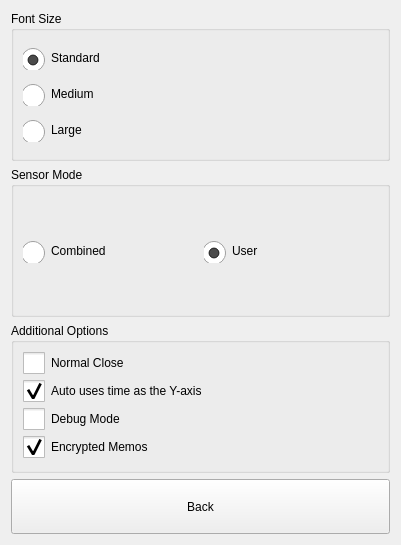
The window that dlgpreferences.ui (ic005k/Knot-Legacy) describes before a commit, drawn with Qt 5.
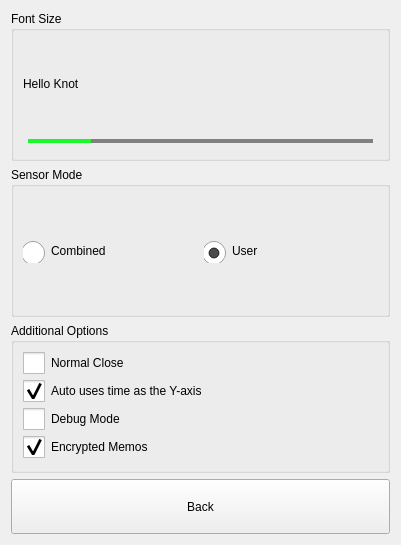
The same window after the commit. Icons and pictures are not drawn.

Diff of the .ui file:
```diff
--- a/dlgpreferences.ui
+++ b/dlgpreferences.ui
@@ -21,98 +21,60 @@
      </property>
      <layout class="QGridLayout" name="gridLayout">
       <item row="0" column="0">
-       <widget class="QRadioButton" name="rb0">
-        <property name="styleSheet">
-         <string notr="true">QRadioButton::indicator {
-    width: 25px;
-    height: 25px;
-    /*image: url(:/src/sel.png);*/
-    
-    position: relative;
-    left: 0px;
-    right: 3px;
-    top: 2px;
-    bottom:4px;
-}
-
-QRadioButton::indicator:unchecked {
-    image: url(:/src/nosel.png);
-}
-
-QRadioButton::indicator:checked {
-    image: url(:/src/sel.png);
-}
-
-
-</string>
-        </property>
+       <widget class="QLabel" name="lblFontDemo">
         <property name="text">
-         <string>Standard</string>
-        </property>
-        <property name="checked">
-         <bool>true</bool>
+         <string>Hello Knot</string>
         </property>
        </widget>
       </item>
       <item row="1" column="0">
-       <widget class="QRadioButton" name="rb1">
+       <widget class="QSlider" name="sliderFontSize">
         <property name="styleSheet">
-         <string notr="true">QRadioButton::indicator {
-    width: 25px;
-    height: 25px;
-    /*image: url(:/src/sel.png);*/
-    
-    position: relative;
-    left: 0px;
-    right: 3px;
-    top: 2px;
-    bottom:4px;
-}
+         <string notr="true">QSlider::groove:horizontal 
+{ 
+	border: 1px solid #999999; 
+	height: 2px; 
+	margin: 0px 0;
+	left: 5px; 
+	right: 5px; 
+}  
 
-QRadioButton::indicator:unchecked {
-    image: url(:/src/nosel.png);
+QSlider::handle:horizontal
+{
+	border: 0px ;
+	border-image: url(:/src/qslider_btn.png);			
+	width: 20px; 
+	margin: -8px -8px -8px -8px; 
 }
 
-QRadioButton::indicator:checked {
-    image: url(:/src/sel.png);
+QSlider::add-page:horizontal
+{
+	background-color: gray;
 }
 
-
+QSlider::sub-page:horizontal
+{
+	background-color: #1AFA29;
+}
 </string>
         </property>
-        <property name="text">
-         <string>Medium</string>
+        <property name="minimum">
+         <number>13</number>
         </property>
-       </widget>
-      </item>
-      <item row="2" column="0">
-       <widget class="QRadioButton" name="rb2">
-        <property name="styleSheet">
-         <string notr="true">QRadioButton::indicator {
-    width: 25px;
-    height: 25px;
-    /*image: url(:/src/sel.png);*/
-    
-    position: relative;
-    left: 0px;
-    right: 3px;
-    top: 2px;
-    bottom:4px;
-}
-
-QRadioButton::indicator:unchecked {
-    image: url(:/src/nosel.png);
-}
-
-QRadioButton::indicator:checked {
-    image: url(:/src/sel.png);
-}
-
-
-</string>
+        <property name="maximum">
+         <number>30</number>
         </property>
-        <property name="text">
-         <string>Large</string>
+        <property name="pageStep">
+         <number>1</number>
+        </property>
+        <property name="value">
+         <number>16</number>
+        </property>
+        <property name="tracking">
+         <bool>false</bool>
+        </property>
+        <property name="orientation">
+         <enum>Qt::Horizontal</enum>
         </property>
        </widget>
       </item>
```
